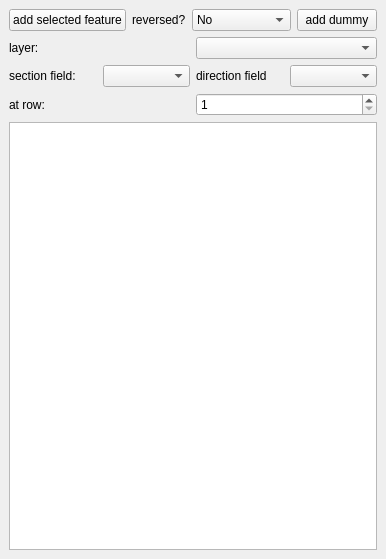
This is manual_sec_builder_dockwidget_base.ui in Drew973/pts_manual_sec_builder_qgis3 as Qt 5 draws it before an edit. The edited form follows.
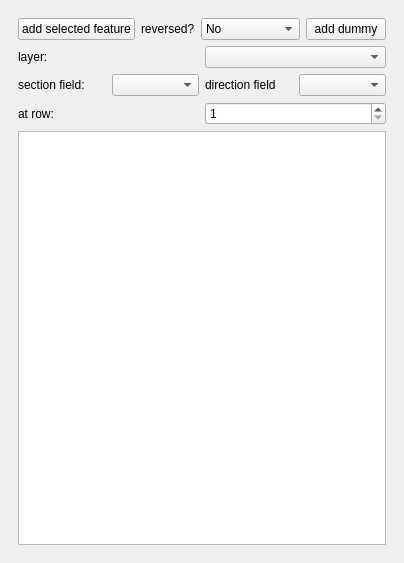
This is the edited form. Custom widgets are drawn as their Qt base class.

```diff
--- a/manual_sec_builder_dockwidget_base.ui
+++ b/manual_sec_builder_dockwidget_base.ui
@@ -6,8 +6,8 @@
    <rect>
     <x>0</x>
     <y>0</y>
-    <width>353</width>
-    <height>559</height>
+    <width>371</width>
+    <height>563</height>
    </rect>
   </property>
   <property name="sizePolicy">
@@ -18,14 +18,17 @@
   </property>
   <property name="minimumSize">
    <size>
-    <width>353</width>
-    <height>232</height>
+    <width>371</width>
+    <height>250</height>
    </size>
   </property>
   <property name="windowTitle">
    <string>manual sec builder</string>
   </property>
   <widget class="QWidget" name="dockWidgetContents">
+   <layout class="QHBoxLayout" name="horizontalLayout_4">
+    <item>
+     <widget class="QWidget" name="main_widget" native="true">
    <layout class="QVBoxLayout" name="verticalLayout">
     <item>
      <layout class="QHBoxLayout" name="horizontalLayout_2">
@@ -168,6 +171,9 @@
       <property name="selectionBehavior">
        <enum>QAbstractItemView::SelectRows</enum>
       </property>
+        </widget>
+       </item>
+      </layout>
      </widget>
     </item>
    </layout>
```
Lines whose indentation alone changed are shown as unchanged.
